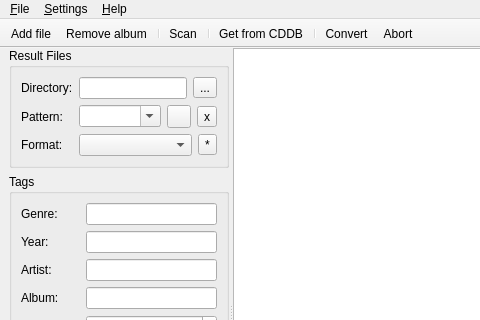
flacon/flacon, file gui/mainwindow.ui: the form before one commit; both pictures show x 0 to 480 and y 0 to 320 of the 800 by 600 pixel window.
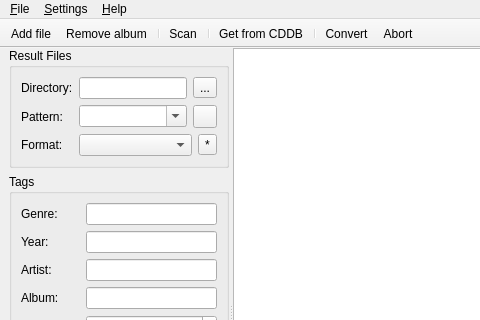
The form after the commit. Custom widgets are drawn as their Qt base class.

Commit message: Remove "delete pattern" button

The edit to the form file:
```diff
--- a/gui/mainwindow.ui
+++ b/gui/mainwindow.ui
@@ -106,16 +106,6 @@
                </property>
               </widget>
              </item>
-             <item>
-              <widget class="QToolButton" name="outDeletePatternButton">
-               <property name="toolTip">
-                <string>Delete current pattern</string>
-               </property>
-               <property name="text">
-                <string>x</string>
-               </property>
-              </widget>
-             </item>
             </layout>
            </item>
            <item row="2" column="0">
```
Left out of the diff: 2 changed lines with no effect on the pictures. The commit also changes 1 other file.
